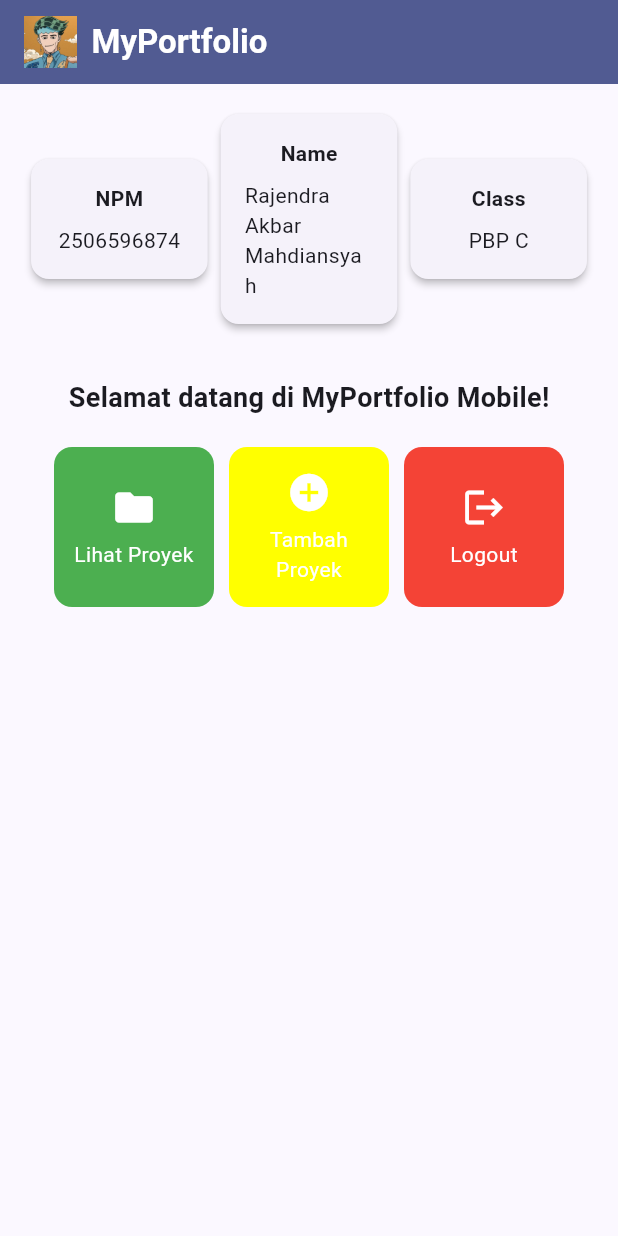
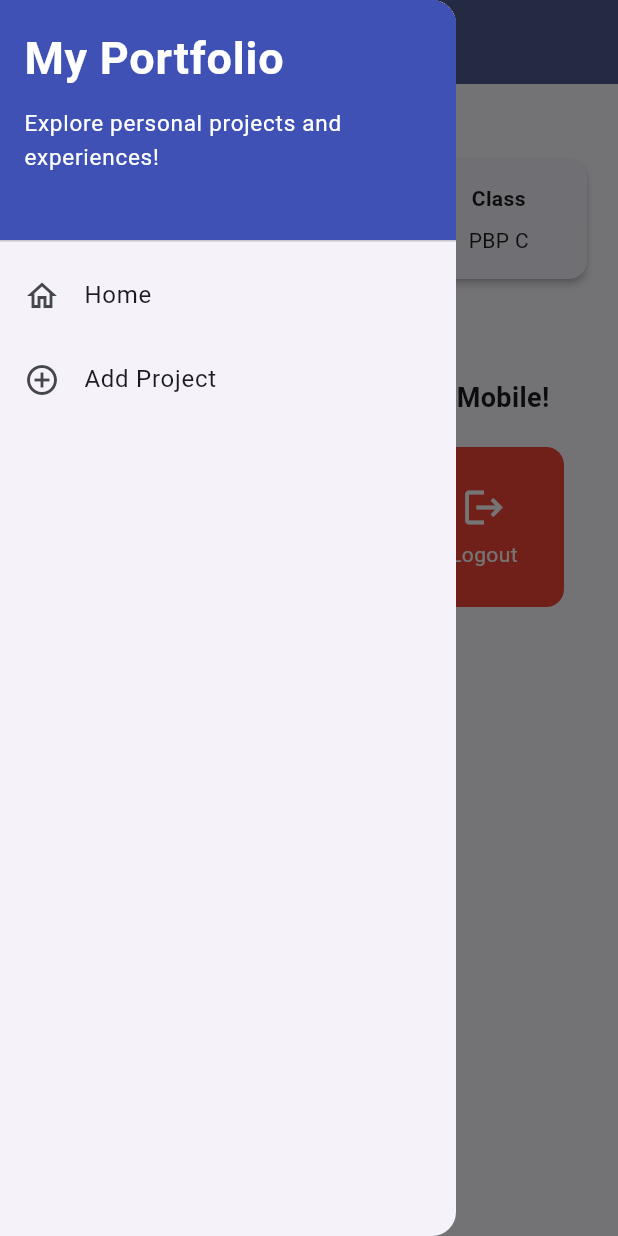
Before and after one commit to jendoraa/myportofolio-mobile, a Flutter app: the screen it shows after launch, with the side drawer open (before the commit the screen has no drawer), on a phone screen of 412 x 824 dp. Run offline on Flutter 3.47's test engine with Material 3 defaults, Android fonts, the phone set to English and light mode, and no system bars.

Commit message:
Tutorial 09: Flutter Navigation, Layouts, Forms, and Input Elements

```diff
--- a/lib/main.dart
+++ b/lib/main.dart
@@ -1,5 +1,5 @@
 import 'package:flutter/material.dart';
-import 'package:myportofolio_mobile/menu.dart';
+import 'package:myportofolio_mobile/screens/menu.dart';
 
 void main() {
   runApp(const MyApp());
--- a/lib/menu.dart
+++ b/lib/screens/menu.dart
@@ -1,4 +1,6 @@
 import 'package:flutter/material.dart';
+import 'package:myportofolio_mobile/widgets/left_drawer.dart';
+import 'package:myportofolio_mobile/widgets/project_card.dart';
 
 class ItemHomepage {
   final String name;
@@ -21,11 +23,9 @@ class MyHomePage extends StatelessWidget {
     ItemHomepage("Logout", Icons.logout, Colors.red),
   ];
 
-    @override
+  @override
   Widget build(BuildContext context) {
-    // Scaffold menyediakan struktur visual dasar halaman (AppBar, Body, SnackBar).
     return Scaffold(
-      // AppBar menampilkan bar bagian atas halaman aplikasi.
       appBar: AppBar(
         title: Row(
           children: [
@@ -45,14 +45,14 @@ class MyHomePage extends StatelessWidget {
           ],
         ),
         backgroundColor: Theme.of(context).colorScheme.primary,
+        iconTheme: const IconThemeData(color: Colors.white), // Agar ikon hamburger drawer putih
       ),
-      // Body halaman utama dengan padding di sekelilingnya.
+      drawer: const LeftDrawer(),
       body: Padding(
         padding: const EdgeInsets.all(16.0),
         child: Column(
           crossAxisAlignment: CrossAxisAlignment.center,
           children: [
-            // Baris horizontal untuk menampilkan 3 InfoCard secara sejajar.
             Row(
               mainAxisAlignment: MainAxisAlignment.spaceEvenly,
               children: [
@@ -61,10 +61,7 @@ class MyHomePage extends StatelessWidget {
                 InfoCard(title: 'Class', content: kelas),
               ],
             ),
-
             const SizedBox(height: 16.0),
-
-            // Bagian tengah: pesan sambutan dan kisi tombol menu portofolio.
             Center(
               child: Column(
                 children: [
@@ -78,15 +75,12 @@ class MyHomePage extends StatelessWidget {
                       ),
                     ),
                   ),
-
-                  // GridView menampilkan kartu tombol dalam tata letak kisi 3 kolom.
                   GridView.count(
                     primary: true,
                     padding: const EdgeInsets.all(20),
                     crossAxisSpacing: 10,
                     mainAxisSpacing: 10,
                     crossAxisCount: 3,
-                    // shrinkWrap agar ukuran kisi menyesuaikan tinggi konten anak.
                     shrinkWrap: true,
                     children: items.map((ItemHomepage item) {
                       return ItemCard(item);
@@ -103,7 +97,6 @@ class MyHomePage extends StatelessWidget {
 }
 
 class InfoCard extends StatelessWidget {
-  // Kartu informasi yang menampilkan judul (title) dan isi (content).
   final String title;
   final String content;
 
@@ -112,13 +105,10 @@ class InfoCard extends StatelessWidget {
   @override
   Widget build(BuildContext context) {
     return Card(
-      // Memberikan efek bayangan kartu elevasi 2 unit.
       elevation: 2.0,
       child: Container(
-        // Menyesuaikan lebar kartu dengan proporsi layar (dibagi 3.5).
         width: MediaQuery.of(context).size.width / 3.5,
         padding: const EdgeInsets.all(16.0),
-        // Menyusun teks title dan content secara vertikal.
         child: Column(
           children: [
             Text(
@@ -133,54 +123,3 @@ class InfoCard extends StatelessWidget {
     );
   }
 }
-
-class ItemCard extends StatelessWidget {
-  final ItemHomepage item;
-
-  const ItemCard(this.item, {super.key});
-
-  @override
-  Widget build(BuildContext context) {
-    return Material(
-      // Menggunakan warna sekunder dari skema tema aplikasi.
-      color: item.color,
-      borderRadius: BorderRadius.circular(12),
-      child: InkWell(
-        // Aksi ketika kartu ditekan oleh pengguna.
-        onTap: () {
-          // Menampilkan SnackBar dengan pesan interaktif.
-          ScaffoldMessenger.of(context)
-            ..hideCurrentSnackBar()
-            ..showSnackBar(
-              SnackBar(
-                content: Text("Kamu telah menekan tombol ${item.name}!"),
-                backgroundColor: Colors.blueAccent,
-                behavior: SnackBarBehavior.floating,
-                duration: const Duration(seconds: 2))
-            );
-        },
-        child: Container(
-          padding: const EdgeInsets.all(8),
-          child: Center(
-            child: Column(
-              mainAxisAlignment: MainAxisAlignment.center,
-              children: [
-                Icon(
-                  item.icon,
-                  color: Colors.white,
-                  size: 30.0,
-                ),
-                const Padding(padding: EdgeInsets.all(3)),
-                Text(
-                  item.name,
-                  textAlign: TextAlign.center,
-                  style: const TextStyle(color: Colors.white),
-                ),
-              ],
-            ),
-          ),
-        ),
-      ),
-    );
-  }
-}
--- /dev/null
+++ b/lib/widgets/left_drawer.dart
@@ -0,0 +1,69 @@
+import 'package:flutter/material.dart';
+import 'package:myportofolio_mobile/screens/menu.dart';
+import 'package:myportofolio_mobile/screens/project_form.dart';
+
+class LeftDrawer extends StatelessWidget {
+  const LeftDrawer({super.key});
+
+  @override
+  Widget build(BuildContext context) {
+    return Drawer(
+      child: ListView(
+        children: [
+          const DrawerHeader(
+            decoration: BoxDecoration(
+              color: Colors.indigo,
+            ),
+            child: Column(
+              crossAxisAlignment: CrossAxisAlignment.start,
+              children: [
+                Text(
+                  'My Portfolio',
+                  style: TextStyle(
+                    fontSize: 30,
+                    fontWeight: FontWeight.bold,
+                    color: Colors.white,
+                  ),
+                ),
+                SizedBox(height: 10),
+                Text(
+                  'Explore personal projects and experiences!',
+                  style: TextStyle(
+                    fontSize: 15,
+                    color: Colors.white,
+                  ),
+                ),
+              ],
+            ),
+          ),
+          ListTile(
+            leading: const Icon(Icons.home_outlined),
+            title: const Text('Home'),
+            // Navigasi ke halaman utama portofolio
+            onTap: () {
+              Navigator.pushReplacement(
+                context,
+                MaterialPageRoute(
+                  builder: (context) => MyHomePage(),
+                ),
+              );
+            },
+          ),
+          ListTile(
+            leading: const Icon(Icons.add_circle_outline),
+            title: const Text('Add Project'),
+            // Navigasi ke halaman tambah proyek
+            onTap: () {
+              Navigator.pushReplacement(
+                context,
+                MaterialPageRoute(
+                  builder: (context) => const ProjectFormPage(),
+                ),
+              );
+            },
+          ),
+        ],
+      ),
+    );
+  }
+}
--- /dev/null
+++ b/lib/widgets/project_card.dart
@@ -0,0 +1,62 @@
+import 'package:flutter/material.dart';
+import 'package:myportofolio_mobile/screens/menu.dart';
+import 'package:myportofolio_mobile/screens/project_form.dart';
+
+class ItemCard extends StatelessWidget {
+  final ItemHomepage item;
+
+  const ItemCard(this.item, {super.key});
+
+  @override
+  Widget build(BuildContext context) {
+    return Material(
+      color: item.color,
+      borderRadius: BorderRadius.circular(12),
+      child: InkWell(
+        onTap: () {
+          ScaffoldMessenger.of(context)
+            ..hideCurrentSnackBar()
+            ..showSnackBar(
+              SnackBar(
+                content: Text("Kamu telah menekan tombol ${item.name}!"),
+                backgroundColor: Colors.blueAccent,
+                behavior: SnackBarBehavior.floating,
+                duration: const Duration(seconds: 2),
+              ),
+            );
+
+          // Navigasi ke halaman form sesuai instruksi halaman 25
+          if (item.name == "Tambah Proyek") {
+            Navigator.push(
+              context,
+              MaterialPageRoute(
+                builder: (context) => const ProjectFormPage(),
+              ),
+            );
+          }
+        },
+        child: Container(
+          padding: const EdgeInsets.all(8),
+          child: Center(
+            child: Column(
+              mainAxisAlignment: MainAxisAlignment.center,
+              children: [
+                Icon(
+                  item.icon,
+                  color: Colors.white,
+                  size: 30.0,
+                ),
+                const Padding(padding: EdgeInsets.all(3)),
+                Text(
+                  item.name,
+                  textAlign: TextAlign.center,
+                  style: const TextStyle(color: Colors.white),
+                ),
+              ],
+            ),
+          ),
+        ),
+      ),
+    );
+  }
+}
--- a/pubspec.yaml
+++ b/pubspec.yaml
@@ -34,6 +34,7 @@ dependencies:
   # The following adds the Cupertino Icons font to your application.
   # Use with the CupertinoIcons class for iOS style icons.
   cupertino_icons: ^1.0.8
+  material_ui: ^1.11.1
 
 dev_dependencies:
   flutter_test:
```
Also changed, not shown: lib/screens/project_form.dart (added, +217 -0 lines), pubspec.lock, 2 other files.
